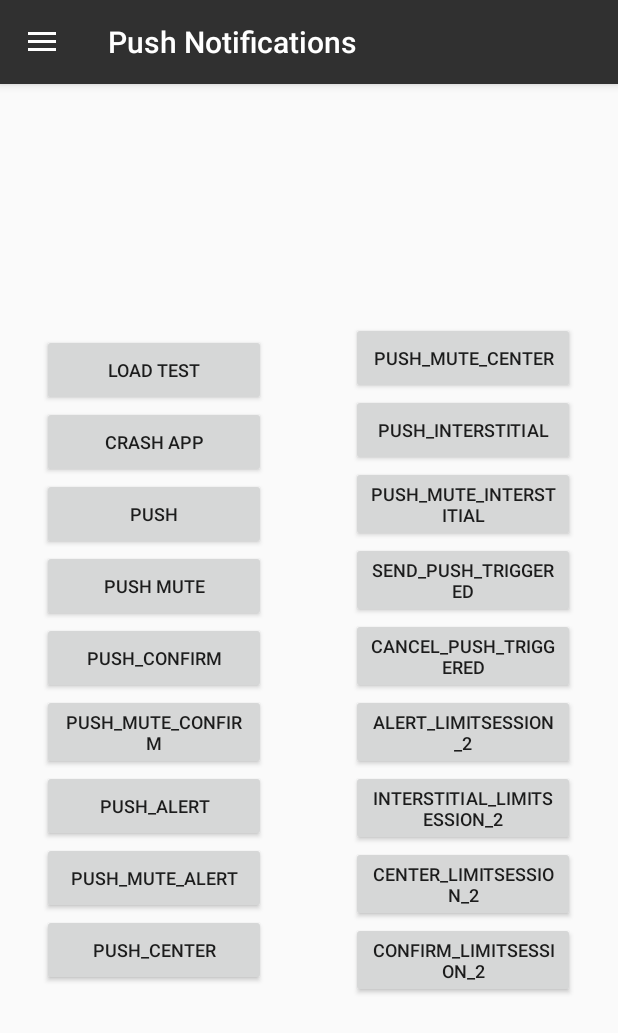
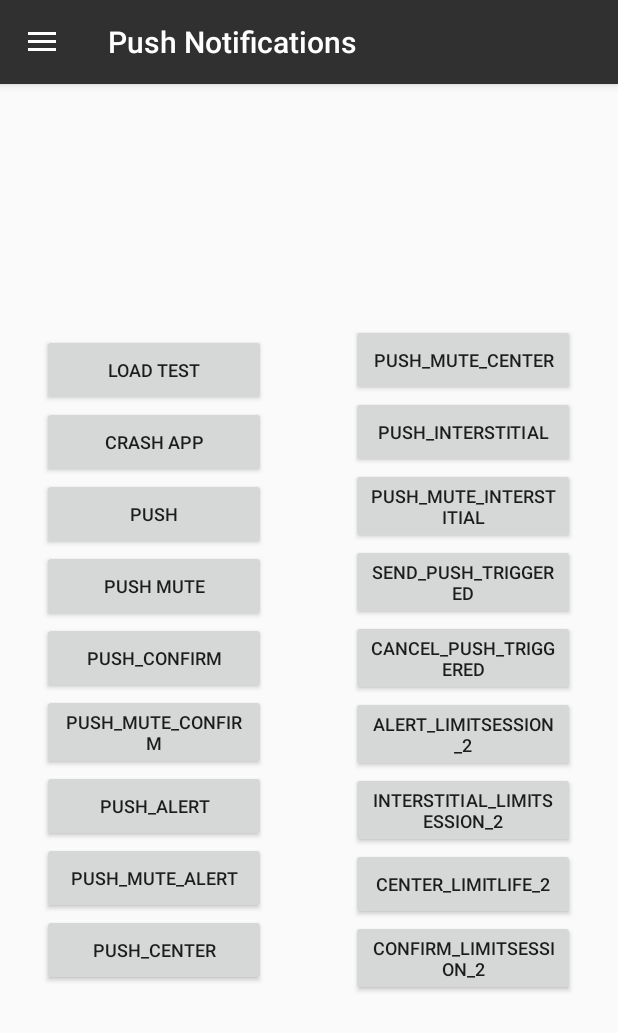
Before and after one commit to Leanplum/Leanplum-Android-SDK-Example, an Android app: the fragment TestingFragment placed in its activity, on a phone screen of 412 x 824 dp. Shown: the top 1033 px of the screen. Run offline under Robolectric (Android 15) with nearby library versions, the phone set to English and light mode, and no system bars; 1 statement that could not run was skipped.

Commit message:
refactor(testing): Change limit per session to limit per life for Center Popup. (#9)

```diff
--- a/app/src/main/java/com/leanplum/android/example/fragments/TestingFragment.java
+++ b/app/src/main/java/com/leanplum/android/example/fragments/TestingFragment.java
@@ -180,11 +180,11 @@ public class TestingFragment extends Fragment {
       }
     });
 
-    final Button center_limitSession_2 = root.findViewById(R.id.center_limitSession_2);
+    final Button center_limitSession_2 = root.findViewById(R.id.center_limitLife_2);
     center_limitSession_2.setOnClickListener(new View.OnClickListener() {
       @Override
       public void onClick(View v) {
-        Leanplum.track("Center_limitSession_2");
+        Leanplum.track("Center_limitLife_2");
       }
     });
 
--- a/app/src/main/res/layout/testing_layout.xml
+++ b/app/src/main/res/layout/testing_layout.xml
@@ -70,9 +70,9 @@
         <Button android:id="@+id/interstitial_limitSession_2" android:layout_width="149dp"
             android:layout_height="wrap_content" android:enabled="true"
             android:text="INTERSTITIAL_LIMITSESSION_2" android:textSize="12sp" />
-        <Button android:id="@+id/center_limitSession_2" android:layout_width="149dp"
+        <Button android:id="@+id/center_limitLife_2" android:layout_width="149dp"
             android:layout_height="wrap_content" android:enabled="true"
-            android:text="Center_LIMITSESSION_2" android:textSize="12sp" />
+            android:text="Center_LIMITLIFE_2" android:textSize="12sp" />
         <Button android:id="@+id/confirm_limitSession_2" android:layout_width="149dp"
                 android:layout_height="wrap_content" android:enabled="true"
                 android:text="Confirm_LIMITSESSION_2" android:textSize="12sp" />
```
